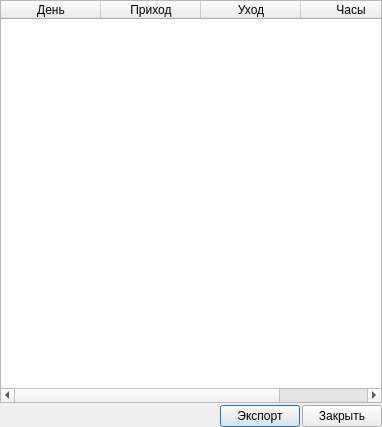
Old version of the form ui/staff_traffic_calc.ui in the repository Meller008/CRM-Avi.
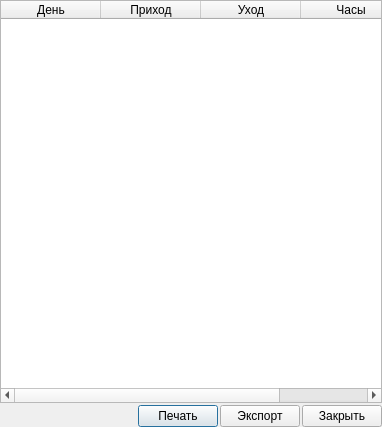
New version of the form.

Commit message: работа - исправлена печать пачек пасспортов! Почти везде добавлена печать таблиц!

The edit to the form file:
```diff
--- a/ui/staff_traffic_calc.ui
+++ b/ui/staff_traffic_calc.ui
@@ -86,6 +86,13 @@
        </property>
       </spacer>
      </item>
+     <item>
+      <widget class="QPushButton" name="pushButton_3">
+       <property name="text">
+        <string>Печать</string>
+       </property>
+      </widget>
+     </item>
      <item>
       <widget class="QPushButton" name="pushButton_2">
        <property name="text">
```
Left out of the diff: 17 changed lines with no effect on the pictures. The commit also changes 11 other files.
